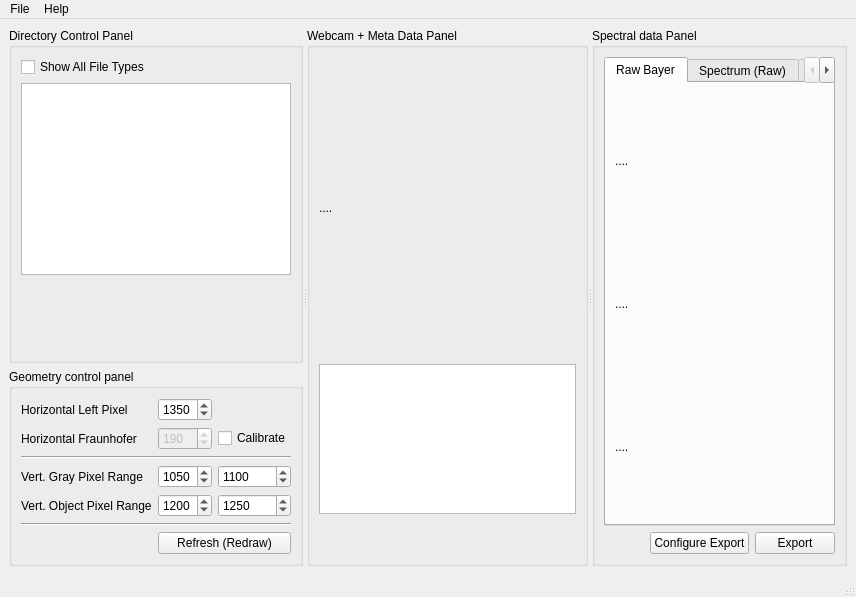
The window that UI/UI_Mainwindow.ui (garid3000/bps_spectrometer_gui) describes before a commit, drawn with Qt 5.
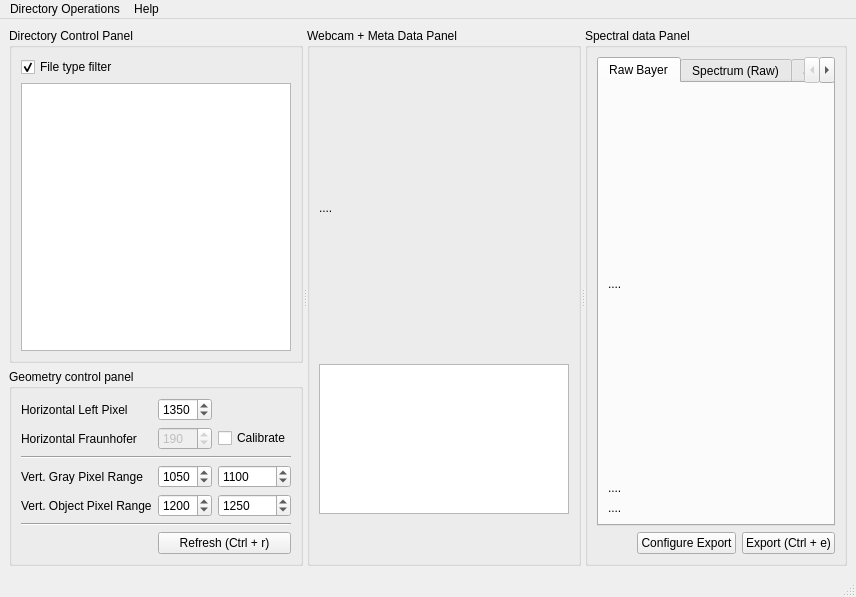
The same window after the commit. Custom widgets are drawn as their Qt base class.

Commit message: Feat: Ctrl-E calls export class' method, (currently only exports CSV)

```diff
--- a/UI/UI_Mainwindow.ui
+++ b/UI/UI_Mainwindow.ui
@@ -41,23 +41,13 @@
              </property>
             </widget>
            </item>
-           <item row="4" column="0">
-            <spacer name="verticalSpacer_3">
-             <property name="orientation">
-              <enum>Qt::Vertical</enum>
-             </property>
-             <property name="sizeHint" stdset="0">
-              <size>
-               <width>20</width>
-               <height>40</height>
-              </size>
-             </property>
-            </spacer>
-           </item>
            <item row="0" column="0">
             <widget class="QCheckBox" name="cb_ft_filter">
              <property name="text">
-              <string>Show All File Types</string>
+              <string>File type filter</string>
+             </property>
+             <property name="checked">
+              <bool>true</bool>
              </property>
             </widget>
            </item>
@@ -86,7 +76,7 @@
            <item row="6" column="1" colspan="2">
             <widget class="QPushButton" name="pb_refresh">
              <property name="text">
-              <string>Refresh (Redraw)</string>
+              <string>Refresh (Ctrl + r)</string>
              </property>
             </widget>
            </item>
@@ -253,7 +243,7 @@
         <item row="1" column="2">
          <widget class="QPushButton" name="pb_export">
           <property name="text">
-           <string>Export</string>
+           <string>Export (Ctrl + e)</string>
           </property>
          </widget>
         </item>
@@ -286,14 +276,7 @@
            <attribute name="title">
             <string>Raw Bayer</string>
            </attribute>
-           <layout class="QGridLayout" name="gridLayout_6">
-            <item row="0" column="0">
-             <widget class="QLabelClick" name="limg_bayer_full">
-              <property name="text">
-               <string>....</string>
-              </property>
-             </widget>
-            </item>
+           <layout class="QGridLayout" name="gridLayout_6" rowstretch="1,0,0">
             <item row="1" column="0">
              <widget class="QLabelClick" name="limg_bayer_gray">
               <property name="text">
@@ -308,6 +291,13 @@
               </property>
              </widget>
             </item>
+            <item row="0" column="0">
+             <widget class="QLabelClick" name="limg_bayer_full">
+              <property name="text">
+               <string>....</string>
+              </property>
+             </widget>
+            </item>
            </layout>
           </widget>
           <widget class="QWidget" name="tab_2">
@@ -358,7 +348,7 @@
    </property>
    <widget class="QMenu" name="menuFile">
     <property name="title">
-     <string>File</string>
+     <string>Directory Operations</string>
     </property>
     <addaction name="actionOpen_Directory"/>
     <addaction name="actionLoad_geometry_configuration"/>
```
Left out of the diff: 36 changed lines with no effect on the pictures. The commit also changes 2 other files.
